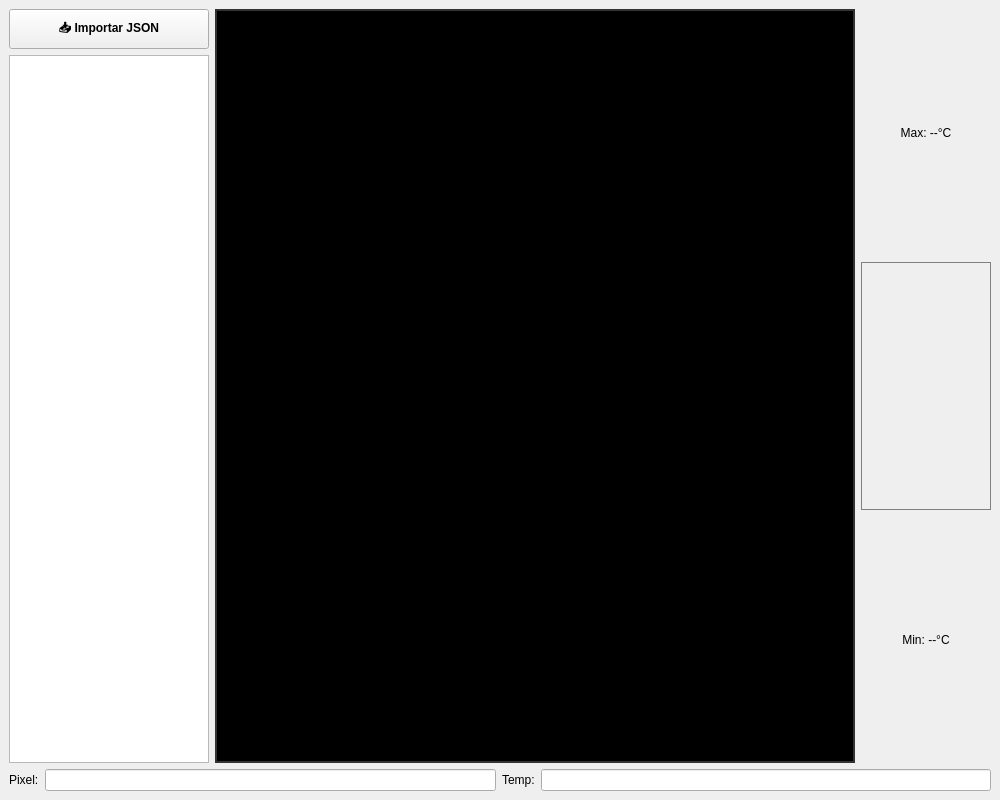
Qt form UI/mainwindow.ui (EdisJava/PruebaTermografia) before a commit.
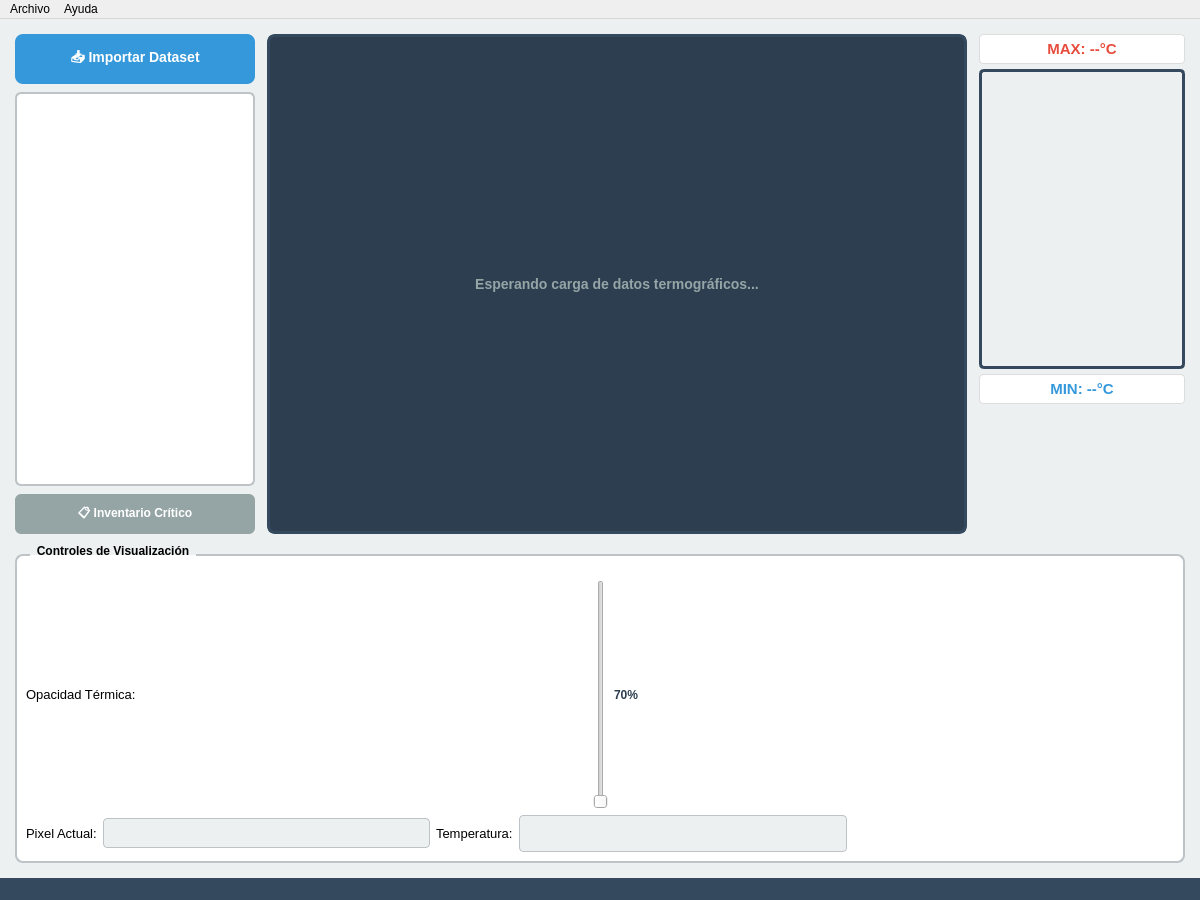
The same form after that commit.

The edit to the form file:
```diff
--- a/UI/mainwindow.ui
+++ b/UI/mainwindow.ui
@@ -6,43 +6,134 @@
    <rect>
     <x>0</x>
     <y>0</y>
-    <width>1000</width>
-    <height>800</height>
+    <width>1200</width>
+    <height>900</height>
    </rect>
   </property>
   <property name="windowTitle">
-   <string>DALIA - Análisis Termográfico</string>
+   <string>DALIA - Sistema de Análisis Termográfico Profesional</string>
+  </property>
+  <property name="styleSheet">
+   <string>QMainWindow { background-color: #ecf0f1; }</string>
   </property>
   <widget class="QWidget" name="centralwidget">
    <layout class="QVBoxLayout" name="verticalLayoutMain">
+    <property name="spacing">
+     <number>10</number>
+    </property>
+    <property name="leftMargin">
+     <number>15</number>
+    </property>
+    <property name="topMargin">
+     <number>15</number>
+    </property>
+    <property name="rightMargin">
+     <number>15</number>
+    </property>
+    <property name="bottomMargin">
+     <number>15</number>
+    </property>
     <item>
      <layout class="QHBoxLayout" name="horizontalLayoutVisual">
+      <property name="spacing">
+       <number>12</number>
+      </property>
       <item>
        <layout class="QVBoxLayout" name="verticalLayoutLista">
+        <property name="spacing">
+         <number>8</number>
+        </property>
         <item>
          <widget class="QPushButton" name="btnImportar">
           <property name="minimumSize">
            <size>
-            <width>0</width>
-            <height>40</height>
+            <width>200</width>
+            <height>50</height>
            </size>
           </property>
           <property name="text">
-           <string>📥 Importar JSON</string>
+           <string>📥 Importar Dataset</string>
           </property>
           <property name="styleSheet">
-           <string>font-weight: bold; background-color: #f0f0f0;</string>
+           <string>QPushButton {
+    font-weight: bold;
+    font-size: 14px;
+    background-color: #3498db;
+    color: white;
+    border: none;
+    border-radius: 8px;
+    padding: 10px;
+}
+QPushButton:hover {
+    background-color: #2980b9;
+}
+QPushButton:pressed {
+    background-color: #21618c;
+}</string>
           </property>
          </widget>
         </item>
         <item>
          <widget class="QListWidget" name="listTermogramas">
+          <property name="minimumSize">
+           <size>
+            <width>200</width>
+            <height>0</height>
+           </size>
+          </property>
           <property name="maximumSize">
            <size>
-            <width>200</width>
+            <width>240</width>
             <height>16777215</height>
            </size>
           </property>
+          <property name="styleSheet">
+           <string>QListWidget {
+    background-color: white;
+    border: 2px solid #bdc3c7;
+    border-radius: 6px;
+    padding: 5px;
+    font-size: 12px;
+}
+QListWidget::item {
+    padding: 8px;
+    border-bottom: 1px solid #ecf0f1;
+}
+QListWidget::item:selected {
+    background-color: #3498db;
+    color: white;
+}
+QListWidget::item:hover {
+    background-color: #ebf5fb;
+}</string>
+          </property>
+         </widget>
+        </item>
+        <item>
+         <widget class="QPushButton" name="btnVerLista">
+          <property name="minimumSize">
+           <size>
+            <width>0</width>
+            <height>40</height>
+           </size>
+          </property>
+          <property name="text">
+           <string>📋 Inventario Crítico</string>
+          </property>
+          <property name="styleSheet">
+           <string>QPushButton {
+    font-weight: bold;
+    font-size: 12px;
+    background-color: #95a5a6;
+    color: white;
+    border: none;
+    border-radius: 6px;
+    padding: 8px;
+}
+QPushButton:hover {
+    background-color: #7f8c8d;
+}</string>
+          </property>
          </widget>
         </item>
        </layout>
@@ -51,15 +142,22 @@
        <widget class="QLabel" name="labelImagen">
         <property name="minimumSize">
          <size>
-          <width>640</width>
-          <height>480</height>
+          <width>700</width>
+          <height>500</height>
          </size>
         </property>
         <property name="styleSheet">
-         <string>background-color: black; border: 2px solid #333;</string>
+         <string>QLabel {
+    background-color: #2c3e50;
+    border: 3px solid #34495e;
+    border-radius: 8px;
+    color: #95a5a6;
+    font-size: 14px;
+    font-weight: bold;
+}</string>
         </property>
         <property name="text">
-         <string>Cargue un termograma</string>
+         <string>Esperando carga de datos termográficos...</string>
         </property>
         <property name="alignment">
          <set>Qt::AlignCenter</set>
@@ -68,43 +166,283 @@
       </item>
       <item>
        <layout class="QVBoxLayout" name="verticalLayoutRampa">
+        <property name="spacing">
+         <number>5</number>
+        </property>
         <item>
          <widget class="QLabel" name="lblMaxTemp">
-          <property name="text"><string>Max: --°C</string></property>
-          <property name="alignment"><set>Qt::AlignCenter</set></property>
+          <property name="minimumSize">
+           <size>
+            <width>80</width>
+            <height>0</height>
+           </size>
+          </property>
+          <property name="font">
+           <font>
+            <weight>75</weight>
+            <bold>true</bold>
+            <pointsize>11</pointsize>
+           </font>
+          </property>
+          <property name="styleSheet">
+           <string>color: #e74c3c; background-color: white; padding: 5px; border: 1px solid #ddd; border-radius: 4px;</string>
+          </property>
+          <property name="text">
+           <string>MAX: --°C</string>
+          </property>
+          <property name="alignment">
+           <set>Qt::AlignCenter</set>
+          </property>
          </widget>
         </item>
         <item>
          <widget class="QLabel" name="labelRampa">
-          <property name="minimumSize"><size><width>50</width><height>0</height></size></property>
-          <property name="styleSheet"><string>border: 1px solid gray;</string></property>
+          <property name="minimumSize">
+           <size>
+            <width>50</width>
+            <height>300</height>
+           </size>
+          </property>
+          <property name="styleSheet">
+           <string>border: 3px solid #34495e; border-radius: 5px;</string>
+          </property>
          </widget>
         </item>
         <item>
          <widget class="QLabel" name="lblMinTemp">
-          <property name="text"><string>Min: --°C</string></property>
-          <property name="alignment"><set>Qt::AlignCenter</set></property>
+          <property name="minimumSize">
+           <size>
+            <width>80</width>
+            <height>0</height>
+           </size>
+          </property>
+          <property name="font">
+           <font>
+            <weight>75</weight>
+            <bold>true</bold>
+            <pointsize>11</pointsize>
+           </font>
+          </property>
+          <property name="styleSheet">
+           <string>color: #3498db; background-color: white; padding: 5px; border: 1px solid #ddd; border-radius: 4px;</string>
+          </property>
+          <property name="text">
+           <string>MIN: --°C</string>
+          </property>
+          <property name="alignment">
+           <set>Qt::AlignCenter</set>
+          </property>
          </widget>
         </item>
+        <item>
+         <spacer name="verticalSpacer">
+          <property name="orientation">
+           <enum>Qt::Vertical</enum>
+          </property>
+          <property name="sizeHint" stdset="0">
+           <size>
+            <width>20</width>
+            <height>40</height>
+           </size>
+          </property>
+         </spacer>
+        </item>
        </layout>
       </item>
      </layout>
     </item>
     <item>
-     <layout class="QHBoxLayout" name="horizontalLayoutInfo">
-      <item><widget class="QLabel" name="label"><property name="text"><string>Pixel:</string></property></widget></item>
-      <item><widget class="QLineEdit" name="txtPixel"><property name="readOnly"><bool>true</bool></property></widget></item>
-      <item><widget class="QLabel" name="label_2"><property name="text"><string>Temp:</string></property></widget></item>
-      <item><widget class="QLineEdit" name="txtTemp"><property name="readOnly"><bool>true</bool></property></widget></item>
-     </layout>
+     <widget class="QGroupBox" name="groupBox">
+      <property name="title">
+       <string>Controles de Visualización</string>
+      </property>
+      <property name="styleSheet">
+       <string>QGroupBox {
+    background-color: white;
+    border: 2px solid #bdc3c7;
+    border-radius: 8px;
+    margin-top: 10px;
+    padding-top: 15px;
+    font-weight: bold;
+}
+QGroupBox::title {
+    subcontrol-origin: margin;
+    left: 15px;
+    padding: 0 5px;
+}</string>
+      </property>
+      <layout class="QVBoxLayout" name="verticalLayout_2">
+       <item>
+        <layout class="QHBoxLayout" name="horizontalLayoutSlider">
+         <item>
+          <widget class="QLabel" name="label_3">
+           <property name="minimumSize">
+            <size>
+             <width>140</width>
+             <height>0</height>
+            </size>
+           </property>
+           <property name="font">
+            <font>
+             <pointsize>10</pointsize>
+            </font>
+           </property>
+           <property name="text">
+            <string>Opacidad Térmica:</string>
+           </property>
+          </widget>
+         </item>
+         <item>
+          <widget class="QSlider" name="sliderOpacidad">
+           <property name="styleSheet">
+            <string>QSlider::groove:horizontal {
+    border: 1px solid #bdc3c7;
+    height: 8px;
+    background: qlineargradient(x1:0, y1:0, x2:1, y2:0, stop:0 #3498db, stop:1 #e74c3c);
+    margin: 2px 0;
+    border-radius: 4px;
+}
+QSlider::handle:horizontal {
+    background: white;
+    border: 2px solid #2c3e50;
+    width: 18px;
+    margin: -5px 0;
+    border-radius: 9px;
+}</string>
+           </property>
+           <property name="orientation">
+            <set>Qt::Horizontal</set>
+           </property>
+          </widget>
+         </item>
+         <item>
+          <widget class="QLabel" name="lblOpacidadVal">
+           <property name="minimumSize">
+            <size>
+             <width>50</width>
+             <height>0</height>
+            </size>
+           </property>
+           <property name="font">
+            <font>
+             <weight>75</weight>
+             <bold>true</bold>
+            </font>
+           </property>
+           <property name="styleSheet">
+            <string>color: #2c3e50;</string>
+           </property>
+           <property name="text">
+            <string>70%</string>
+           </property>
+          </widget>
+         </item>
+        </layout>
+       </item>
+       <item>
+        <layout class="QHBoxLayout" name="horizontalLayoutInfo">
+         <item>
+          <widget class="QLabel" name="label">
+           <property name="font">
+            <font>
+             <pointsize>10</pointsize>
+            </font>
+           </property>
+           <property name="text">
+            <string>Pixel Actual:</string>
+           </property>
+          </widget>
+         </item>
+         <item>
+          <widget class="QLineEdit" name="txtPixel">
+           <property name="minimumSize">
+            <size>
+             <width>120</width>
+             <height>30</height>
+            </size>
+           </property>
+           <property name="readOnly">
+            <bool>true</bool>
+           </property>
+           <property name="styleSheet">
+            <string>background: #ecf0f1; border: 1px solid #bdc3c7; border-radius: 4px; padding: 5px; font-family: 'Consolas', monospace;</string>
+           </property>
+          </widget>
+         </item>
+         <item>
+          <widget class="QLabel" name="label_2">
+           <property name="font">
+            <font>
+             <pointsize>10</pointsize>
+            </font>
+           </property>
+           <property name="text">
+            <string>Temperatura:</string>
+           </property>
+          </widget>
+         </item>
+         <item>
+          <widget class="QLineEdit" name="txtTemp">
+           <property name="minimumSize">
+            <size>
+             <width>120</width>
+             <height>30</height>
+            </size>
+           </property>
+           <property name="readOnly">
+            <bool>true</bool>
+           </property>
+           <property name="styleSheet">
+            <string>font-family: 'Consolas', monospace; font-size: 14pt; color: #e74c3c; font-weight: bold; background: #ecf0f1; border: 1px solid #bdc3c7; border-radius: 4px; padding: 5px;</string>
+           </property>
+          </widget>
+         </item>
+         <item>
+          <spacer name="horizontalSpacer">
+           <property name="orientation">
+            <enum>Qt::Horizontal</enum>
+           </property>
+           <property name="sizeHint" stdset="0">
+            <size>
+             <width>40</width>
+             <height>20</height>
+            </size>
+           </property>
+          </spacer>
+         </item>
+        </layout>
+       </item>
+      </layout>
+     </widget>
     </item>
    </layout>
   </widget>
   <widget class="QMenuBar" name="menubar">
+   <property name="geometry">
+    <rect>
+     <x>0</x>
+     <y>0</y>
+     <width>1200</width>
+     <height>21</height>
+    </rect>
+   </property>
    <widget class="QMenu" name="menuArchivo">
     <property name="title"><string>Archivo</string></property>
     <addaction name="actionImportar_termogramas"/>
    </widget>
+   <widget class="QMenu" name="menuAyuda">
+    <property name="title">
+     <string>Ayuda</string>
+    </property>
+    <addaction name="actionAcercaDe"/>
+   </widget>
+   <addaction name="menuArchivo"/>
+   <addaction name="menuAyuda"/>
+  </widget>
+  <widget class="QStatusBar" name="statusbar">
+   <property name="styleSheet">
+    <string>background-color: #34495e; color: white; font-weight: bold;</string>
+   </property>
   </widget>
   <action name="actionImportar_termogramas">
    <property name="text"><string>Importar termogramas</string></property>
```
Left out of the diff: 28 changed lines with no effect on the pictures.
